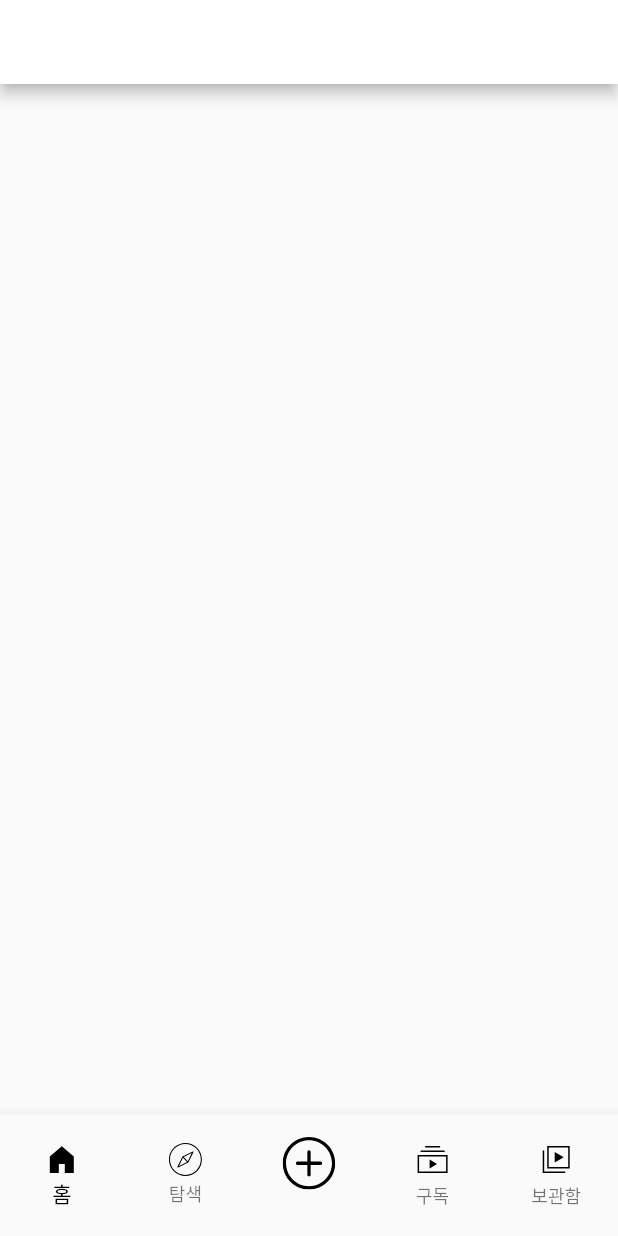
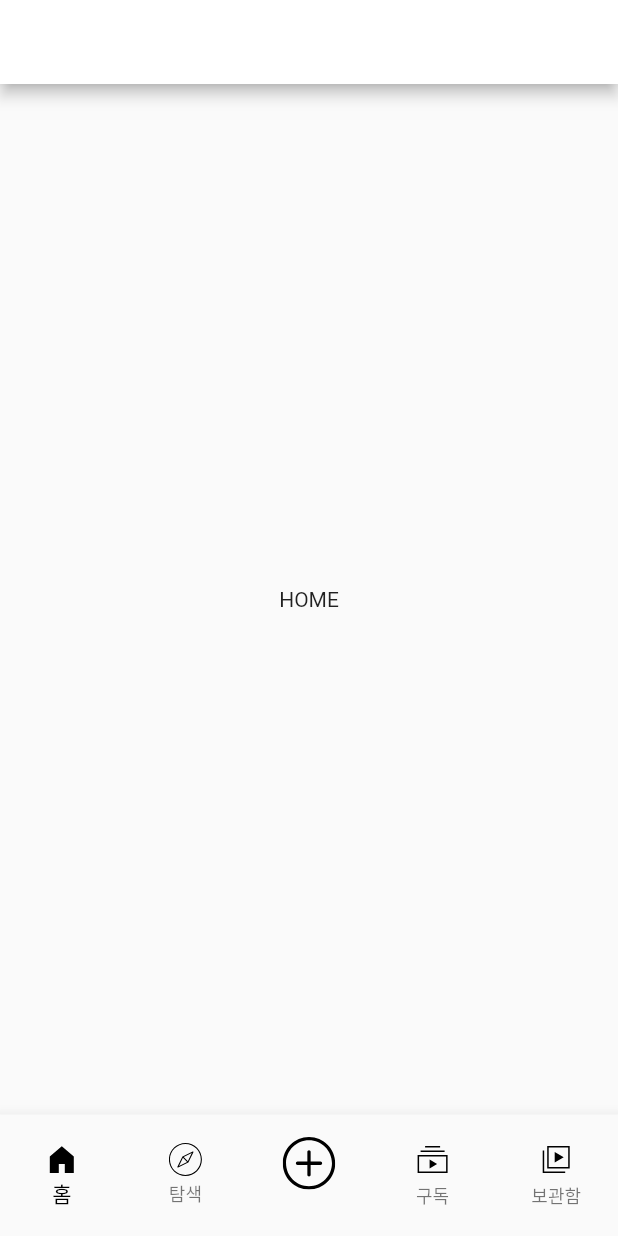
Before and after one commit to Heungjun/cloneCoding_youTube_inFlutter, a Flutter app: the screen it shows after launch, on a phone screen of 412 x 824 dp. Run offline on Flutter 3.47's test engine with Material 2 defaults, Android fonts, the phone set to English and light mode, and no system bars; our stand-ins replace flutter_svg, get.

```diff
--- a/lib/main.dart
+++ b/lib/main.dart
@@ -1,5 +1,5 @@
-import 'package:ccd_youtube_flutter/binding/init_binding.dart';
 import 'package:ccd_youtube_flutter/src/app.dart';
+import 'package:ccd_youtube_flutter/src/binding/init_binding.dart';
 import 'package:flutter/material.dart';
 import 'package:get/get.dart';
 
--- a/lib/src/app.dart
+++ b/lib/src/app.dart
@@ -1,4 +1,8 @@
-import 'package:ccd_youtube_flutter/controller/app_controller.dart';
+import 'package:ccd_youtube_flutter/src/controller/app_controller.dart';
+import 'package:ccd_youtube_flutter/src/pages/explore.dart';
+import 'package:ccd_youtube_flutter/src/pages/home.dart';
+import 'package:ccd_youtube_flutter/src/pages/library.dart';
+import 'package:ccd_youtube_flutter/src/pages/subscribe.dart';
 import 'package:flutter/material.dart';
 import 'package:flutter_svg/flutter_svg.dart';
 import 'package:get/get.dart';
@@ -9,7 +13,21 @@ class App extends GetView<AppController> {
   @override
   Widget build(BuildContext context) {
     return Scaffold(
-      appBar: AppBar(),
+      body: Obx(() {
+        switch (RouteName.values[controller.currentIndex.value]) {
+          case RouteName.Home:
+            return Home();
+          case RouteName.Explore:
+            return Explore();
+          case RouteName.Add:
+            break;
+          case RouteName.Subscribe:
+            return Subscribe();
+          case RouteName.Library:
+            return Library();
+        }
+        return Container();
+      }),
       bottomNavigationBar: Obx(
         () => BottomNavigationBar(
           type: BottomNavigationBarType.fixed,
--- a/lib/binding/init_binding.dart
+++ b/lib/src/binding/init_binding.dart
@@ -1,4 +1,4 @@
-import 'package:ccd_youtube_flutter/controller/app_controller.dart';
+import 'package:ccd_youtube_flutter/src/controller/app_controller.dart';
 import 'package:get/get.dart';
 
 class InitBinding implements Bindings {
--- /dev/null
+++ b/lib/src/pages/home.dart
@@ -0,0 +1,15 @@
+import 'package:flutter/material.dart';
+
+class Home extends StatelessWidget {
+  const Home({Key? key}) : super(key: key);
+
+  @override
+  Widget build(BuildContext context) {
+    return Scaffold(
+      appBar: AppBar(),
+      body: Center(
+        child: Text('HOME'),
+      ),
+    );
+  }
+}
```
Also changed, not shown: lib/controller/app_controller.dart (deleted, +0 -9 lines), lib/src/components/youtube_bottom_sheet.dart (added, +82 -0 lines), lib/src/controller/app_controller.dart (added, +20 -0 lines), lib/src/pages/explore.dart (added, +15 -0 lines), lib/src/pages/library.dart (added, +15 -0 lines), lib/src/pages/subscribe.dart (added, +15 -0 lines).
